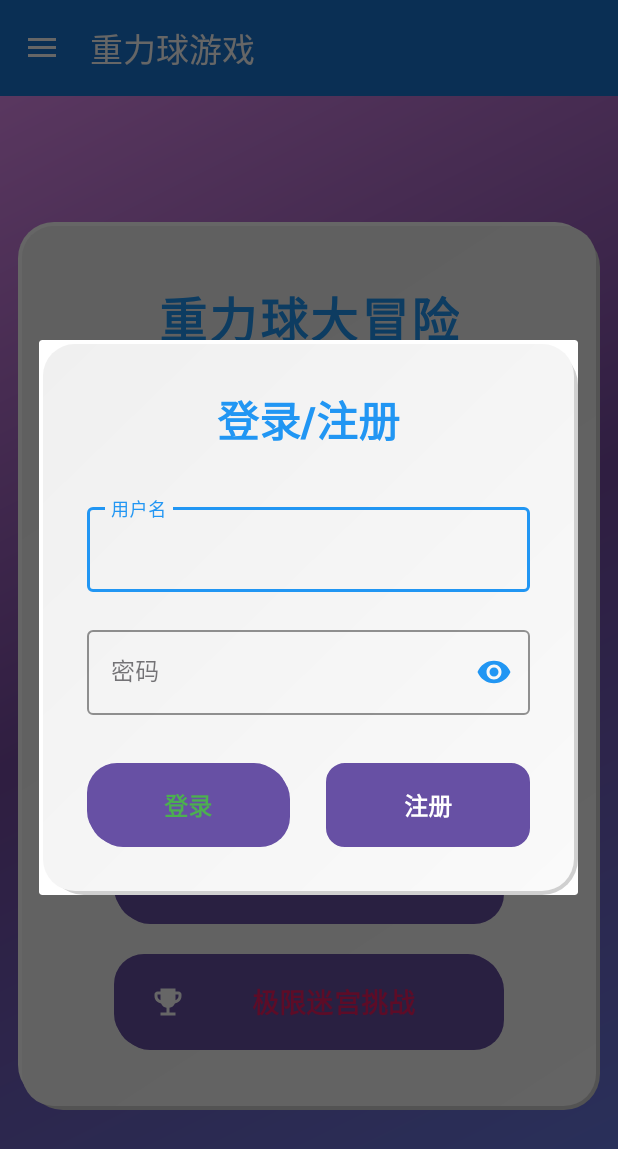
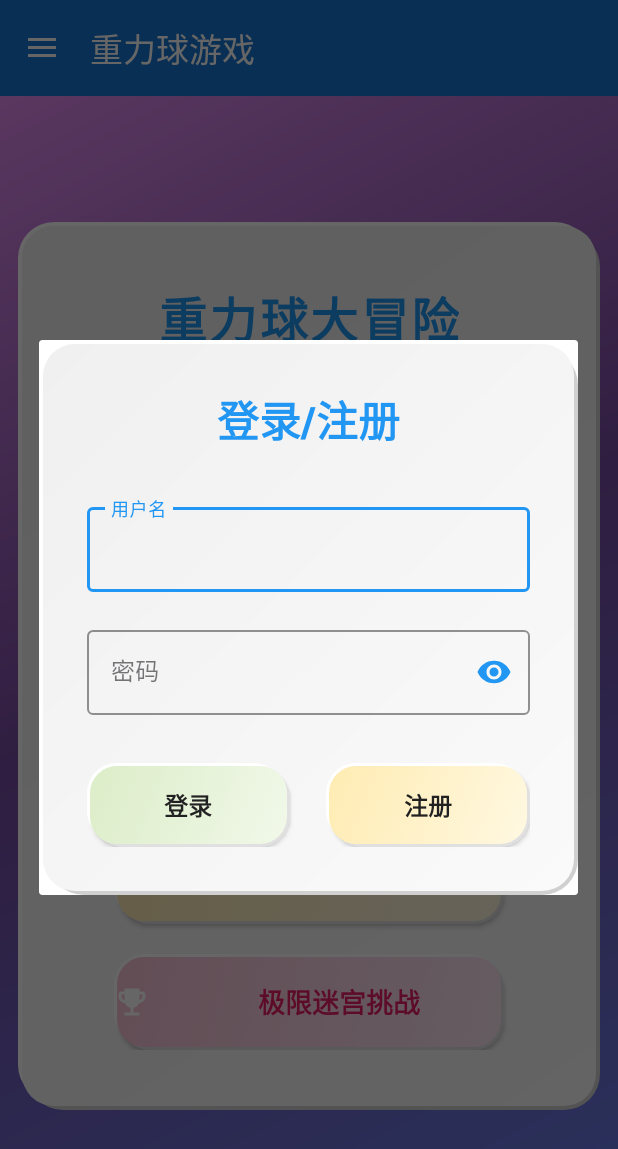
Before and after one commit to Ryan041001/GravityBallGame, an Android app: the screen it shows after launch (MainActivity), after a tap on "登录/注册", on a phone screen of 412 x 824 dp. Shown: the top 1149 px of the screen. Run offline under Robolectric (Android 15) with nearby library versions, the phone set to English and light mode, and no system bars; our stand-ins replace Room's generated code; 1 other tap on this screen came first.

Commit message:
拟物化

```diff
--- a/app/src/main/res/layout/activity_main.xml
+++ b/app/src/main/res/layout/activity_main.xml
@@ -66,27 +66,27 @@
                 android:layout_width="match_parent"
                 android:layout_height="wrap_content" />
 
-            <Button
+            <androidx.appcompat.widget.AppCompatButton
                 android:id="@+id/start_standard_game_button"
                 android:layout_width="260dp"
                 android:layout_height="64dp"
+                android:layout_marginTop="20dp"
+                android:background="@drawable/button_neumorphism_primary"
+                android:drawableStart="@drawable/ic_play_game"
+                android:drawablePadding="16dp"
                 android:text="开始标准模式"
-                android:drawableLeft="@drawable/ic_play_game"
-                android:drawablePadding="16dp"
-                android:background="@drawable/button_neumorphism_primary"
                 android:textColor="@color/button_primary"
                 android:textSize="18sp"
-                android:textStyle="bold"
-                android:layout_marginTop="20dp"/>
+                android:textStyle="bold" />
 
         </LinearLayout>
 
-        <Button
+        <androidx.appcompat.widget.AppCompatButton
             android:id="@+id/custom_mode_button"
             android:layout_width="260dp"
             android:layout_height="64dp"
             android:text="自定义模式"
-            android:drawableLeft="@drawable/ic_custom_mode"
+            android:drawableStart="@drawable/ic_custom_mode"
             android:drawablePadding="16dp"
             android:background="@drawable/button_neumorphism_secondary"
             android:textColor="@color/button_secondary"
@@ -94,12 +94,12 @@
             android:textStyle="bold"
             android:layout_marginBottom="20dp"/>
 
-        <Button
+        <androidx.appcompat.widget.AppCompatButton
             android:id="@+id/challenge_mode_button"
             android:layout_width="260dp"
             android:layout_height="64dp"
             android:text="极限迷宫挑战"
-            android:drawableLeft="@drawable/ic_challenge_mode"
+            android:drawableStart="@drawable/ic_challenge_mode"
             android:drawablePadding="16dp"
             android:background="@drawable/button_neumorphism_challenge"
             android:textColor="@color/button_challenge"
--- a/app/src/main/res/layout/dialog_login.xml
+++ b/app/src/main/res/layout/dialog_login.xml
@@ -61,27 +61,27 @@
         android:layout_height="wrap_content"
         android:orientation="horizontal">
 
-        <Button
+        <androidx.appcompat.widget.AppCompatButton
             android:id="@+id/login_button"
             android:layout_width="0dp"
             android:layout_height="56dp"
             android:layout_weight="1"
             android:text="登录"
             android:background="@drawable/button_neumorphism_primary"
-            android:textColor="@color/button_primary"
+            android:textColor="@color/text_primary"
             android:textStyle="bold"
             android:textSize="16sp"
             android:elevation="6dp"
             android:layout_marginEnd="12dp" />
 
-        <Button
+        <androidx.appcompat.widget.AppCompatButton
             android:id="@+id/register_button"
             android:layout_width="0dp"
             android:layout_height="56dp"
             android:layout_weight="1"
             android:text="注册"
-            android:background="@drawable/button_secondary"
-            android:textColor="@color/text_white"
+            android:background="@drawable/button_neumorphism_secondary"
+            android:textColor="@color/text_primary"
             android:textStyle="bold"
             android:textSize="16sp"
             android:elevation="6dp"
```
Also changed, not shown: app/src/main/res/layout/activity_custom_level.xml (+6 -6 lines), app/src/main/res/layout/activity_level.xml (+4 -4 lines).
